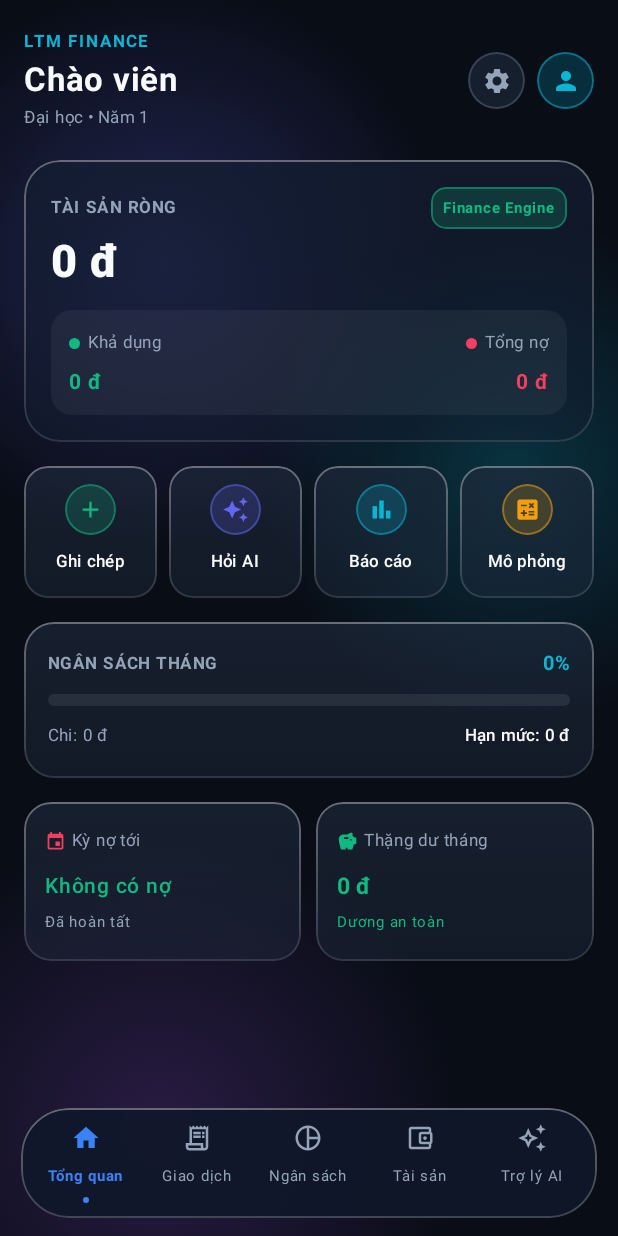
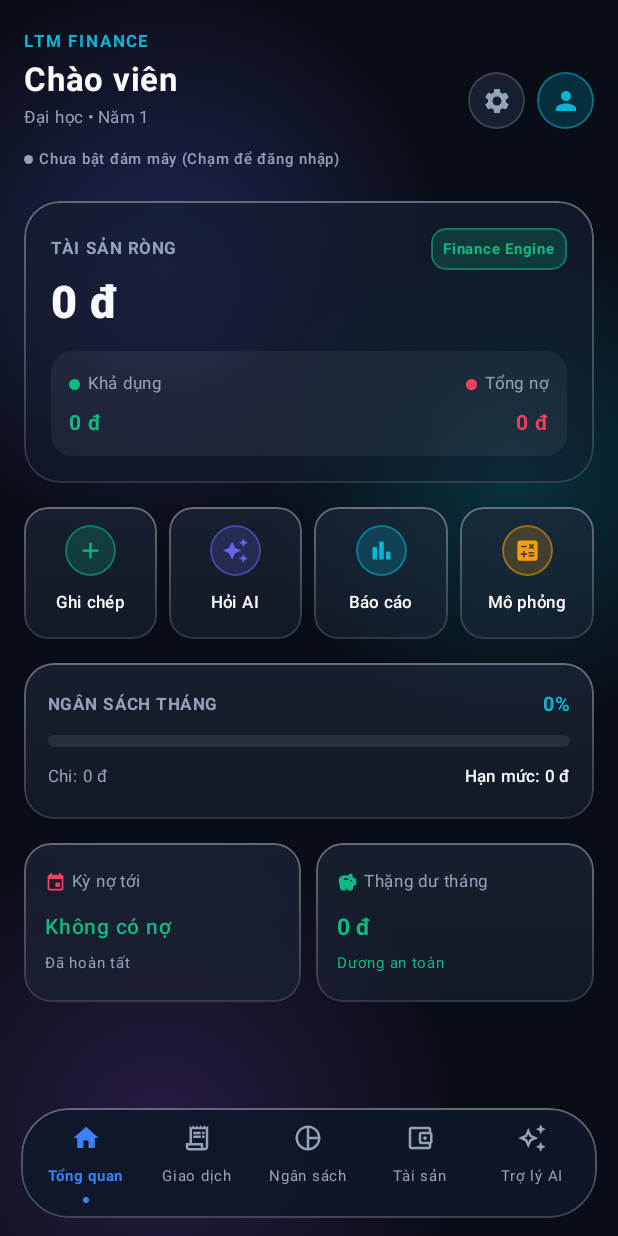
Before and after one commit to tranlocbtr99/ltm-finance-android, an Android app built with Jetpack Compose: the screen it shows after launch (MainActivity), on a phone screen of 412 x 824 dp. Run offline under Robolectric (Android 15) with nearby library versions, the phone set to English and light mode, and no system bars; our stand-ins replace Firebase (no records; nobody signed in at launch, a user with empty details on screens opened directly).

Commit message:
feat: implement Firebase Cloud Firestore real-time sync across devices

```diff
--- a/app/build.gradle.kts
+++ b/app/build.gradle.kts
@@ -68,6 +68,9 @@ dependencies {
     implementation(libs.androidx.appcompat)
     implementation(libs.google.material)
     implementation(libs.play.services.auth)
+    implementation(platform(libs.firebase.bom))
+    implementation(libs.firebase.firestore)
+    implementation(libs.firebase.auth)
     implementation(libs.gson)
     implementation(libs.kotlinx.coroutines.android)
 
--- a/app/src/main/java/com/ltm/finance/ui/MainViewModel.kt
+++ b/app/src/main/java/com/ltm/finance/ui/MainViewModel.kt
@@ -1,8 +1,10 @@
 package com.ltm.finance.ui
 
-import androidx.lifecycle.ViewModel
+import android.app.Application
+import androidx.lifecycle.AndroidViewModel
 import androidx.lifecycle.viewModelScope
 import com.ltm.finance.data.model.*
+import com.ltm.finance.data.storage.CloudSyncState
 import com.ltm.finance.data.storage.FinanceRepository
 import com.ltm.finance.domain.*
 import kotlinx.coroutines.flow.*
@@ -28,8 +30,10 @@ data class OverviewUiState(
 )
 
 class MainViewModel(
-    val repository: FinanceRepository = FinanceRepository()
-) : ViewModel() {
+    application: Application
+) : AndroidViewModel(application) {
+
+    val repository: FinanceRepository = FinanceRepository(application.applicationContext)
 
     val userProfile = repository.userProfile
     val accounts = repository.accounts
@@ -40,6 +44,9 @@ class MainViewModel(
     val chatMessages = repository.chatMessages
     val researchEvents = repository.researchEvents
     val securityPin = repository.securityPin
+    val cloudSyncState = repository.cloudSyncState
+
+    fun triggerCloudSync() = repository.pushToCloud()
 
     // Security Lock state
     private val _isUnlocked = MutableStateFlow(true)
--- a/app/src/main/java/com/ltm/finance/ui/screens/overview/OverviewScreen.kt
+++ b/app/src/main/java/com/ltm/finance/ui/screens/overview/OverviewScreen.kt
@@ -22,6 +22,7 @@ import androidx.compose.ui.text.font.FontWeight
 import androidx.compose.ui.text.style.TextOverflow
 import androidx.compose.ui.unit.dp
 import androidx.compose.ui.unit.sp
+import com.ltm.finance.data.storage.CloudSyncStatus
 import com.ltm.finance.domain.FinanceEngine
 import com.ltm.finance.ui.MainViewModel
 import com.ltm.finance.ui.components.*
@@ -80,6 +81,46 @@ fun OverviewScreen(
                         maxLines = 1,
                         overflow = TextOverflow.Ellipsis
                     )
+
+                    val cloudState by viewModel.cloudSyncState.collectAsState()
+                    Spacer(modifier = Modifier.height(3.dp))
+                    Row(
+                        verticalAlignment = Alignment.CenterVertically,
+                        horizontalArrangement = Arrangement.spacedBy(4.dp),
+                        modifier = Modifier
+                            .clip(RoundedCornerShape(12.dp))
+                            .clickable { onNavigateToSettings() }
+                    ) {
+                        Box(
+                            modifier = Modifier
+                                .size(6.dp)
+                                .clip(CircleShape)
+                                .background(
+                                    when (cloudState.status) {
+                                        CloudSyncStatus.SYNCED -> LiquidEmerald
+                                        CloudSyncStatus.SYNCING -> LiquidCyan
+                                        CloudSyncStatus.ERROR -> LiquidRose
+                                        CloudSyncStatus.OFFLINE -> TextSecondary
+                                    }
+                                )
+                        )
+                        Text(
+                            text = when (cloudState.status) {
+                                CloudSyncStatus.SYNCED -> "Đám mây: Đã đồng bộ"
+                                CloudSyncStatus.SYNCING -> "Đang lưu lên đám mây..."
+                                CloudSyncStatus.ERROR -> "Lỗi đám mây (Chạm để xem)"
+                                CloudSyncStatus.OFFLINE -> "Chưa bật đám mây (Chạm để đăng nhập)"
+                            },
+                            fontSize = 10.sp,
+                            color = when (cloudState.status) {
+                                CloudSyncStatus.SYNCED -> LiquidEmerald
+                                CloudSyncStatus.SYNCING -> LiquidCyan
+                                CloudSyncStatus.ERROR -> LiquidRose
+                                CloudSyncStatus.OFFLINE -> TextSecondary
+                            },
+                            fontWeight = FontWeight.Medium
+                        )
+                    }
                 }
 
                 Row(
--- a/gradle/libs.versions.toml
+++ b/gradle/libs.versions.toml
@@ -12,6 +12,7 @@ gson = "2.11.0"
 coroutines = "1.9.0"
 playServicesAuth = "21.3.0"
 googleServices = "4.4.2"
+firebaseBom = "33.7.0"
 junit = "4.13.2"
 
 [libraries]
@@ -32,6 +33,9 @@ google-material = { group = "com.google.android.material", name = "material", ve
 gson = { group = "com.google.code.gson", name = "gson", version.ref = "gson" }
 kotlinx-coroutines-android = { group = "org.jetbrains.kotlinx", name = "kotlinx-coroutines-android", version.ref = "coroutines" }
 play-services-auth = { group = "com.google.android.gms", name = "play-services-auth", version.ref = "playServicesAuth" }
+firebase-bom = { group = "com.google.firebase", name = "firebase-bom", version.ref = "firebaseBom" }
+firebase-firestore = { group = "com.google.firebase", name = "firebase-firestore" }
+firebase-auth = { group = "com.google.firebase", name = "firebase-auth" }
 junit = { group = "junit", name = "junit", version.ref = "junit" }
 
 [plugins]
```
Also changed, not shown: app/src/main/java/com/ltm/finance/data/storage/FinanceRepository.kt (+192 -11 lines), app/src/main/java/com/ltm/finance/ui/screens/settings/SettingsScreen.kt (+30 -0 lines).
